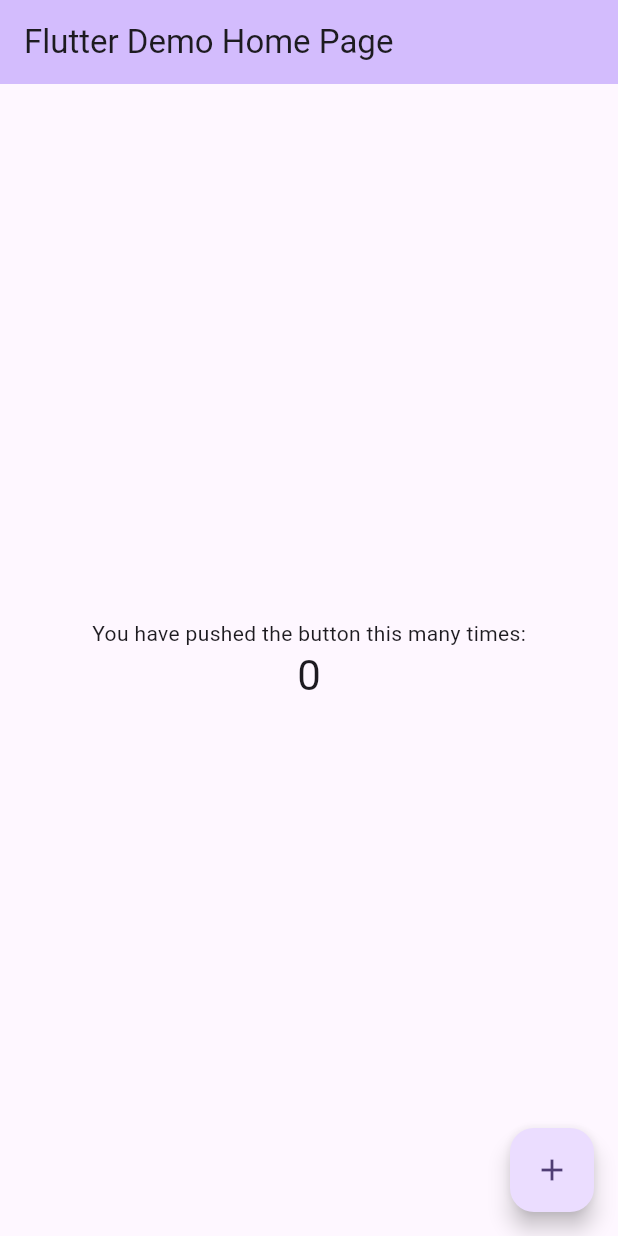
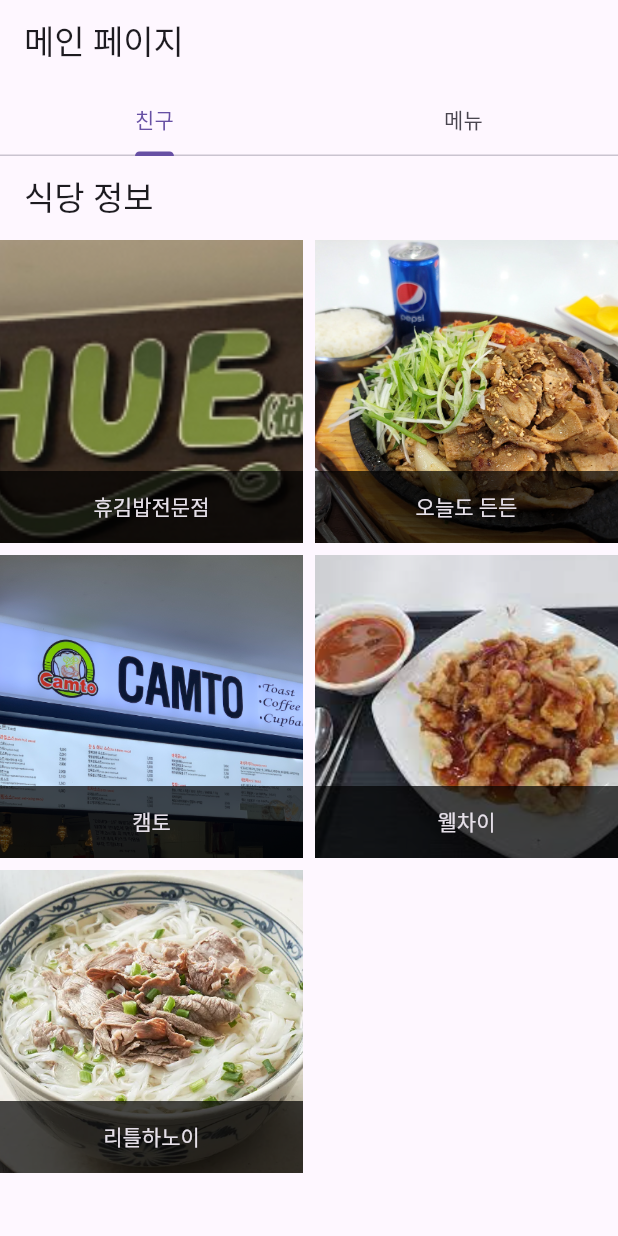
Before and after one commit to rabbitonthemoon/MADCAMP_PJ2, a Flutter app: the screen it shows after launch, on a phone screen of 412 x 824 dp. Run offline on Flutter 3.47's test engine with Material 3 defaults, Android fonts, the light colour scheme and no system bars.

Commit message:
menupage 추가

```diff
--- a/pj2/lib/main.dart
+++ b/pj2/lib/main.dart
@@ -1,125 +1,45 @@
 import 'package:flutter/material.dart';
 
-void main() {
-  runApp(const MyApp());
-}
+import 'pages/ViewMenuPage.dart'; // ViewMenuPage 파일을 import
+import 'pages/ViewFriendPage.dart'; // ViewFriendPage 파일을 import
+
+void main() => runApp(MyApp());
 
 class MyApp extends StatelessWidget {
-  const MyApp({super.key});
-
-  // This widget is the root of your application.
   @override
   Widget build(BuildContext context) {
     return MaterialApp(
-      title: 'Flutter Demo',
+      title: '메인 페이지',
       theme: ThemeData(
-        // This is the theme of your application.
-        //
-        // TRY THIS: Try running your application with "flutter run". You'll see
-        // the application has a purple toolbar. Then, without quitting the app,
-        // try changing the seedColor in the colorScheme below to Colors.green
-        // and then invoke "hot reload" (save your changes or press the "hot
-        // reload" button in a Flutter-supported IDE, or press "r" if you used
-        // the command line to start the app).
-        //
-        // Notice that the counter didn't reset back to zero; the application
-        // state is not lost during the reload. To reset the state, use hot
-        // restart instead.
-        //
-        // This works for code too, not just values: Most code changes can be
-        // tested with just a hot reload.
-        colorScheme: ColorScheme.fromSeed(seedColor: Colors.deepPurple),
-        useMaterial3: true,
+        primarySwatch: Colors.blue,
       ),
-      home: const MyHomePage(title: 'Flutter Demo Home Page'),
+      home: MainScreen(),
     );
   }
 }
 
-class MyHomePage extends StatefulWidget {
-  const MyHomePage({super.key, required this.title});
-
-  // This widget is the home page of your application. It is stateful, meaning
-  // that it has a State object (defined below) that contains fields that affect
-  // how it looks.
-
-  // This class is the configuration for the state. It holds the values (in this
-  // case the title) provided by the parent (in this case the App widget) and
-  // used by the build method of the State. Fields in a Widget subclass are
-  // always marked "final".
-
-  final String title;
-
-  @override
-  State<MyHomePage> createState() => _MyHomePageState();
-}
-
-class _MyHomePageState extends State<MyHomePage> {
-  int _counter = 0;
-
-  void _incrementCounter() {
-    setState(() {
-      // This call to setState tells the Flutter framework that something has
-      // changed in this State, which causes it to rerun the build method below
-      // so that the display can reflect the updated values. If we changed
-      // _counter without calling setState(), then the build method would not be
-      // called again, and so nothing would appear to happen.
-      _counter++;
-    });
-  }
-
+class MainScreen extends StatelessWidget {
   @override
   Widget build(BuildContext context) {
-    // This method is rerun every time setState is called, for instance as done
-    // by the _incrementCounter method above.
-    //
-    // The Flutter framework has been optimized to make rerunning build methods
-    // fast, so that you can just rebuild anything that needs updating rather
-    // than having to individually change instances of widgets.
-    return Scaffold(
-      appBar: AppBar(
-        // TRY THIS: Try changing the color here to a specific color (to
-        // Colors.amber, perhaps?) and trigger a hot reload to see the AppBar
-        // change color while the other colors stay the same.
-        backgroundColor: Theme.of(context).colorScheme.inversePrimary,
-        // Here we take the value from the MyHomePage object that was created by
-        // the App.build method, and use it to set our appbar title.
-        title: Text(widget.title),
-      ),
-      body: Center(
-        // Center is a layout widget. It takes a single child and positions it
-        // in the middle of the parent.
-        child: Column(
-          // Column is also a layout widget. It takes a list of children and
-          // arranges them vertically. By default, it sizes itself to fit its
-          // children horizontally, and tries to be as tall as its parent.
-          //
-          // Column has various properties to control how it sizes itself and
-          // how it positions its children. Here we use mainAxisAlignment to
-          // center the children vertically; the main axis here is the vertical
-          // axis because Columns are vertical (the cross axis would be
-          // horizontal).
-          //
-          // TRY THIS: Invoke "debug painting" (choose the "Toggle Debug Paint"
-          // action in the IDE, or press "p" in the console), to see the
-          // wireframe for each widget.
-          mainAxisAlignment: MainAxisAlignment.center,
-          children: <Widget>[
-            const Text(
-              'You have pushed the button this many times:',
-            ),
-            Text(
-              '$_counter',
-              style: Theme.of(context).textTheme.headlineMedium,
-            ),
+    return DefaultTabController(
+      length: 2,
+      child: Scaffold(
+        appBar: AppBar(
+          title: Text('메인 페이지'),
+          bottom: TabBar(
+            tabs: [
+              Tab(text: '친구'),
+              Tab(text: '메뉴'),
+            ],
+          ),
+        ),
+        body: TabBarView(
+          children: [
+            //ViewFriendPage(),
+            ViewMenuPage(),
           ],
         ),
       ),
-      floatingActionButton: FloatingActionButton(
-        onPressed: _incrementCounter,
-        tooltip: 'Increment',
-        child: const Icon(Icons.add),
-      ), // This trailing comma makes auto-formatting nicer for build methods.
     );
   }
 }
--- a/pj2/lib/pages/ViewMenuPage.dart
+++ b/pj2/lib/pages/ViewMenuPage.dart
@@ -0,0 +1,73 @@
+// main.dart
+import 'package:flutter/material.dart';
+import 'restaurant_menu_page.dart';
+
+void main() => runApp(MyApp());
+
+class MyApp extends StatelessWidget {
+  @override
+  Widget build(BuildContext context) {
+    return MaterialApp(
+      title: '카이마루',
+      theme: ThemeData(
+        primarySwatch: Colors.blue,
+      ),
+      home: ViewMenuPage(),
+    );
+  }
+}
+
+class ViewMenuPage extends StatelessWidget {
+  final List<Map<String, dynamic>> restaurants = [
+    {'image': 'assets/images/restaurant1.png', 'name': '휴김밥전문점', 'menu': ['메뉴 1', '메뉴 2', '메뉴 3', '메뉴 4', '메뉴 5']},
+    {'image': 'assets/images/restaurant2.png', 'name': '오늘도 든든', 'menu': ['메뉴 6', '메뉴 7', '메뉴 8', '메뉴 9', '메뉴 10']},
+    {'image': 'assets/images/restaurant3.png', 'name': '캠토', 'menu': ['메뉴 11', '메뉴 12', '메뉴 13', '메뉴 14', '메뉴 15']},
+    {'image': 'assets/images/restaurant4.png', 'name': '웰차이', 'menu': ['메뉴 16', '메뉴 17', '메뉴 18', '메뉴 19', '메뉴 20']},
+    {'image': 'assets/images/restaurant5.png', 'name': '리틀하노이', 'menu': ['메뉴 21', '메뉴 22', '메뉴 23', '메뉴 24', '메뉴 25']},
+  ];
+
+  @override
+  Widget build(BuildContext context) {
+    return Scaffold(
+      appBar: AppBar(
+        title: Text('식당 정보'),
+      ),
+      body: GridView.builder(
+        gridDelegate: SliverGridDelegateWithFixedCrossAxisCount(
+          crossAxisCount: 2,
+          crossAxisSpacing: 8.0,
+          mainAxisSpacing: 8.0,
+        ),
+        itemCount: restaurants.length,
+        itemBuilder: (context, index) {
+          return GestureDetector(
+            onTap: () {
+              Navigator.push(
+                context,
+                MaterialPageRoute(
+                  builder: (context) => RestaurantMenuPage(
+                    restaurantName: restaurants[index]['name']!,
+                    menuItems: List<String>.from(restaurants[index]['menu']),
+                  ),
+                ),
+              );
+            },
+            child: GridTile(
+              child: Image.asset(
+                restaurants[index]['image']!,
+                fit: BoxFit.cover,
+              ),
+              footer: GridTileBar(
+                backgroundColor: Colors.black.withOpacity(0.7),
+                title: Text(
+                  restaurants[index]['name']!,
+                  textAlign: TextAlign.center,
+                ),
+              ),
+            ),
+          );
+        },
+      ),
+    );
+  }
+}
```
Also changed, not shown: pj2/lib/pages/restaurant_menu_page.dart (added, +31 -0 lines), pj2/pubspec.yaml (+6 -4 lines), pj2/assets/images/restaurant1.png (added), pj2/assets/images/restaurant2.png (added), pj2/assets/images/restaurant3.png (added), pj2/assets/images/restaurant4.png (added), pj2/assets/images/restaurant5.png (added), 1 other file.
